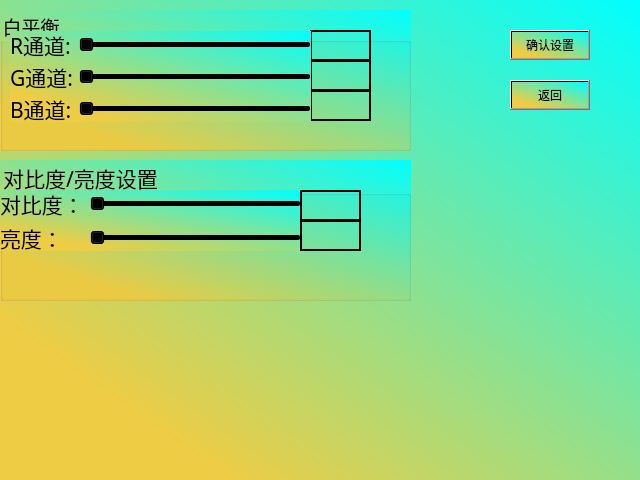
This is pictureset_dialog.ui in SWX-TJ/RobotVisionClient as Qt 5 draws it before an edit. The edited form follows.
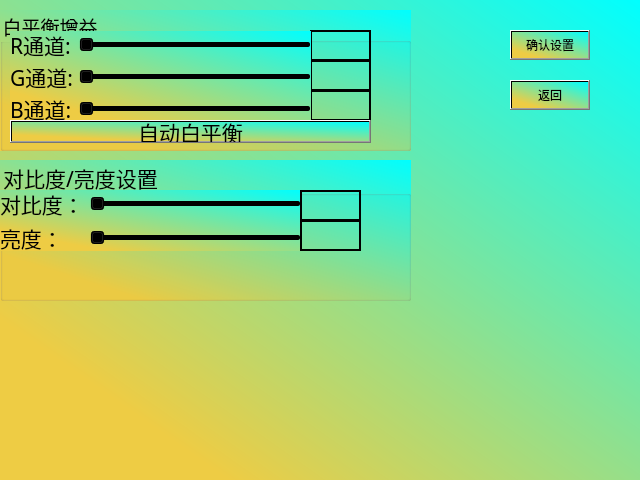
This is the edited form.

Commit message: 增加了白平衡设置，包括自动白平衡和手动白平衡。

Diff of the .ui file:
```diff
--- a/pictureset_dialog.ui
+++ b/pictureset_dialog.ui
@@ -32,7 +32,7 @@
     </font>
    </property>
    <property name="title">
-    <string>白平衡</string>
+    <string>白平衡增益</string>
    </property>
    <widget class="QLabel" name="R_channelDisp">
     <property name="geometry">
@@ -181,6 +181,25 @@
      </item>
     </layout>
    </widget>
+   <widget class="QPushButton" name="WhiteBalanceBtn">
+    <property name="geometry">
+     <rect>
+      <x>10</x>
+      <y>110</y>
+      <width>361</width>
+      <height>23</height>
+     </rect>
+    </property>
+    <property name="font">
+     <font>
+      <family>华文楷体</family>
+      <pointsize>16</pointsize>
+     </font>
+    </property>
+    <property name="text">
+     <string>自动白平衡</string>
+    </property>
+   </widget>
   </widget>
   <widget class="QPushButton" name="SetBtn">
    <property name="geometry">
```
Left out of the diff: 15 changed lines with no effect on the pictures. The commit also changes 7 other files.
